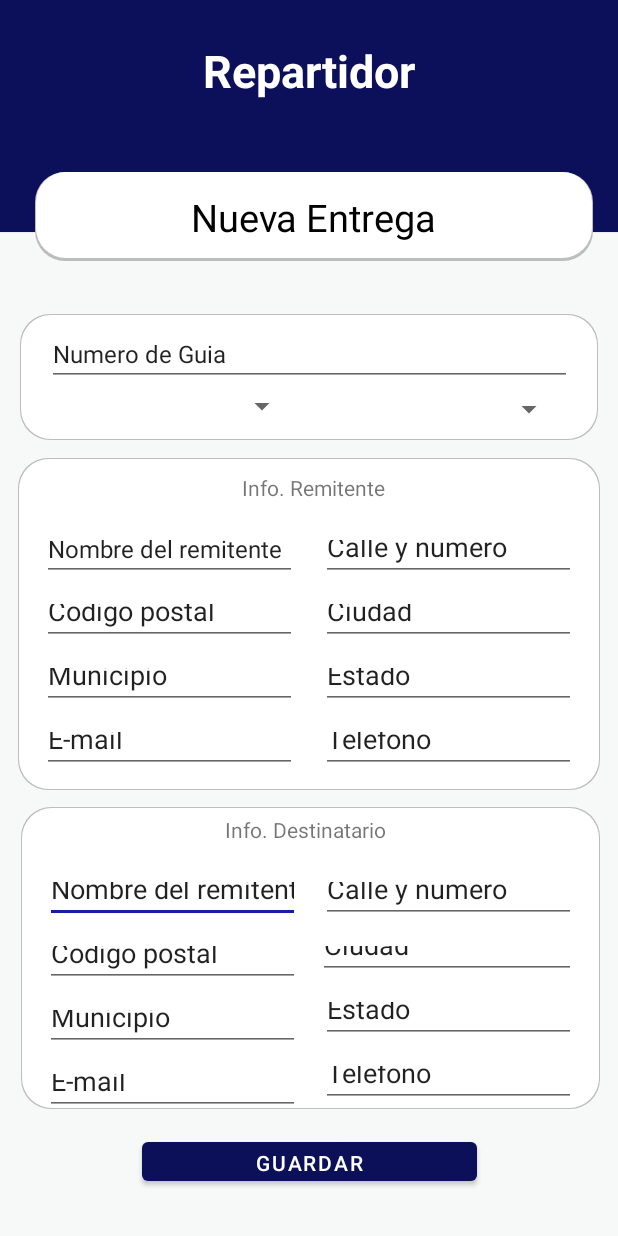
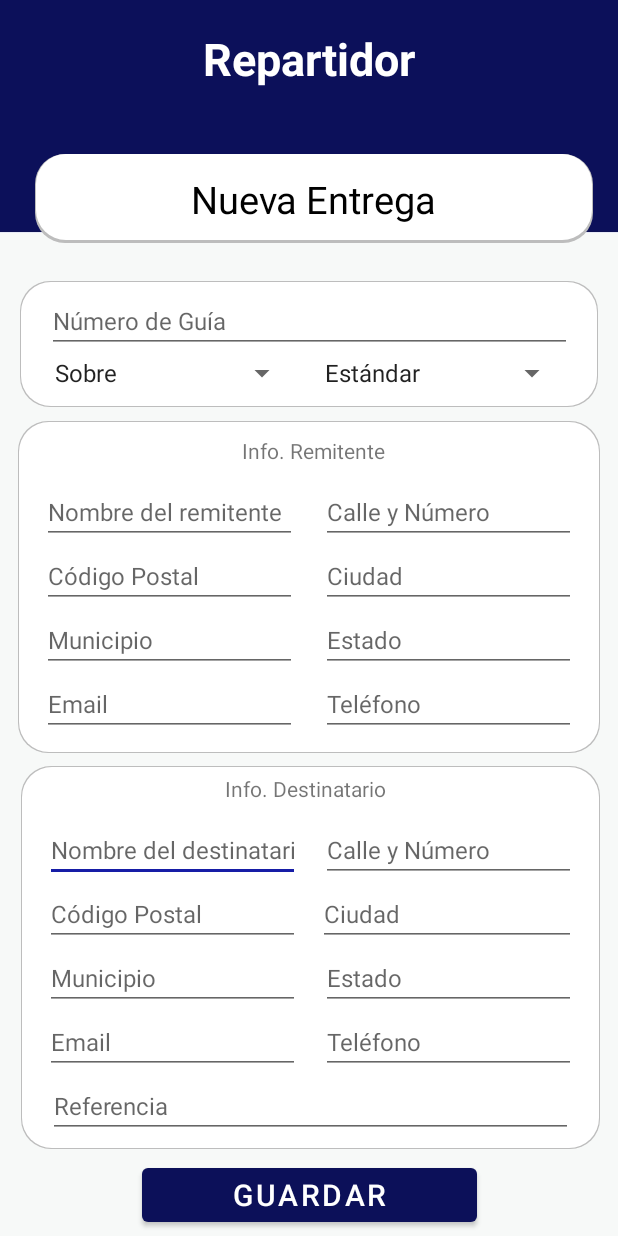
Before and after one commit to AlexSP15/Velox, an Android app: the Repartidor_NuevaEntrega screen opened directly, with no data from a screen before it, on a phone screen of 412 x 824 dp. Run offline under Robolectric (Android 15) with nearby library versions, the phone set to English and light mode, and no system bars; Roboto replaces fonts that are not available here.

Commit message:
Programacion Nueva Entrega

```diff
--- a/app/src/main/java/com/example/velox/Repartidor_NuevaEntrega.java
+++ b/app/src/main/java/com/example/velox/Repartidor_NuevaEntrega.java
@@ -3,12 +3,231 @@ package com.example.velox;
 import androidx.appcompat.app.AppCompatActivity;
 
 import android.os.Bundle;
+import android.view.View;
+import android.widget.AdapterView;
+import android.widget.ArrayAdapter;
+import android.widget.Button;
+import android.widget.EditText;
+import android.widget.Spinner;
+import android.widget.Toast;
+
+import com.google.gson.JsonObject;
+
+import okhttp3.MediaType;
+import okhttp3.RequestBody;
+import retrofit2.Call;
+import retrofit2.Callback;
+import retrofit2.Response;
+import retrofit2.Retrofit;
+import retrofit2.converter.scalars.ScalarsConverterFactory;
+import retrofit2.http.Body;
+import retrofit2.http.Field;
+import retrofit2.http.FormUrlEncoded;
+import retrofit2.http.Headers;
+import retrofit2.http.POST;
 
 public class Repartidor_NuevaEntrega extends AppCompatActivity {
+    private EditText numGuia, nomRem, calleRem, cpRem, ciudadRem, muniRem, estRem, emailRem, telRem;
+    private EditText referencia, nomDom, calleDom, cpDom, ciudadDom, muniDom, estDom, emailDom, telDom;
+    private Spinner tipoEnvio, tipoPaquete;
+    private Button btnGuardar;
+
+    String sBaseUrl = "http://192.168.32.50:4000";
+    String numGuiav, nomRemv, calleRemv, cpRemv, ciudadRemv, muniRemv, estRemv, emailRemv, telRemv;
+    String referenciav, nomDomv, calleDomv, cpDomv, ciudadDomv, muniDomv, estDomv, emailDomv, telDomv, itemEnvio, itemPaq;
 
     @Override
     protected void onCreate(Bundle savedInstanceState) {
         super.onCreate(savedInstanceState);
         setContentView(R.layout.activity_repartidor_nueva_entrega);
+        bindUI();
+
+        btnGuardar.setOnClickListener(new View.OnClickListener() {
+            @Override
+            public void onClick(View v) {
+                cargaData();
+                Destinatario destinatarioIngresado;
+                destinatarioIngresado = new Destinatario(nomDomv);
+                if (numGuiav.isEmpty() && cpDomv.isEmpty() && emailDomv.isEmpty() && estRemv.isEmpty()){
+                    Toast.makeText(Repartidor_NuevaEntrega.this, "Ingresa todos los datos", Toast.LENGTH_LONG).show();
+                } else {
+                    addEnvio();
+                }
+            }
+        });
+
     }
+
+    private void bindUI(){
+        numGuia = (EditText)findViewById(R.id.txtNumGuiaReP);
+        nomRem = (EditText)findViewById(R.id.txtNomRemitRep);
+        calleRem = (EditText)findViewById(R.id.txtCalleRemRep);
+        cpRem = (EditText) findViewById(R.id.txtCodPRemRep);
+        ciudadRem = (EditText)findViewById(R.id.txtCdRemRep);
+        muniRem = (EditText)findViewById(R.id.txtMunicRemRep);
+        estRem = (EditText)findViewById(R.id.txtEstadRemRep);
+        emailRem = (EditText) findViewById(R.id.txtEmailRemRep);
+        telRem = (EditText)findViewById(R.id.txtPhonRemRep);
+        nomDom = (EditText)findViewById(R.id.txtNomDesRep);
+        calleDom = (EditText)findViewById(R.id.txtCalleDesRep);
+        cpDom = (EditText) findViewById(R.id.txtCodPDesRep);
+        ciudadDom = (EditText)findViewById(R.id.txtCdDesRep);
+        muniDom = (EditText)findViewById(R.id.txtMunicDesRep);
+        estDom = (EditText)findViewById(R.id.txtEstadDesRep);
+        emailDom = (EditText) findViewById(R.id.txtEmailDesRep);
+        telDom = (EditText)findViewById(R.id.txtPhonDestRep);
+        referencia = (EditText)findViewById(R.id.txtReferenciaDesRep);
+
+        btnGuardar = (Button)findViewById(R.id.btnGuardarNewRep);
+
+        tipoEnvio = (Spinner)findViewById(R.id.spinner_TipoEnvioRep);
+        ArrayAdapter<CharSequence> adapter = ArrayAdapter.createFromResource(this, R.array.tenvios, android.R.layout.simple_spinner_item);
+        adapter.setDropDownViewResource(android.R.layout.simple_spinner_dropdown_item);
+        tipoEnvio.setAdapter(adapter);
+
+        tipoPaquete = (Spinner) findViewById(R.id.spinner_TipoPaqRep);
+        ArrayAdapter<CharSequence> adapter1 = ArrayAdapter.createFromResource(this, R.array.tpack, android.R.layout.simple_spinner_item);
+        adapter1.setDropDownViewResource(android.R.layout.simple_spinner_dropdown_item);
+        tipoPaquete.setAdapter(adapter1);
+    }
+
+    private void cargaData() {
+        numGuiav = numGuia.getText().toString();
+
+        nomRemv = nomRem.getText().toString();
+        calleRemv = calleRem.getText().toString();
+        cpRemv = cpRem.getText().toString();
+        ciudadRemv = ciudadRem.getText().toString();
+        muniRemv = muniRem.getText().toString();
+        estRemv = estRem.getText().toString();
+        telRemv = telRem.getText().toString();
+        emailRemv = emailRem.getText().toString();
+
+        nomDomv = nomDom.getText().toString();
+        calleDomv = calleDom.getText().toString();
+        cpDomv = cpDom.getText().toString();
+        ciudadDomv = ciudadDom.getText().toString();
+        muniDomv = muniDom.getText().toString();
+        estDomv = estDom.getText().toString();
+        emailDomv = emailDom.getText().toString();
+        telDomv = telDom.getText().toString();
+        referenciav = referencia.getText().toString();
+
+        itemEnvio = tipoEnvio.getSelectedItem().toString();
+        itemPaq = tipoPaquete.getSelectedItem().toString();
+    }
+
+    private interface postEnvio{
+        @Headers({"Content-Type: application/json"})
+        @POST("envios")
+        Call<String> STRING_CALL(
+                @Body RequestBody requestBody
+        );
+    }
+
+    private class Envio{
+        String numeroguia;
+        String tipopaquete;
+        String tipoenvio;
+        //RequestBody destinatario;
+    }
+
+    private class Destinatario{
+        String nombredestinatario;
+
+        public Destinatario() {
+        }
+
+        public Destinatario(String nombredestinatario) {
+            this.nombredestinatario = nombredestinatario;
+        }
+
+        public String getNombredestinatario() {
+            return nombredestinatario;
+        }
+
+        public void setNombredestinatario(String nombredestinatario) {
+            this.nombredestinatario = nombredestinatario;
+        }
+    }
+
+    private void addEnvio(){
+        Retrofit retrofit = new Retrofit.Builder()
+                .baseUrl(sBaseUrl)
+                .addConverterFactory(ScalarsConverterFactory.create())
+                .build();
+
+        Repartidor_NuevaEntrega.postEnvio envio = retrofit.create(Repartidor_NuevaEntrega.postEnvio.class);
+        JsonObject jsonObject = new JsonObject();
+        jsonObject.addProperty("numeroguia", numGuiav);
+        jsonObject.addProperty("tipopaquete", tipoPaquete.getSelectedItem().toString());
+        jsonObject.addProperty("tipoenvio", tipoEnvio.getSelectedItem().toString());
+
+        JsonObject remitenteJson = new JsonObject();
+        remitenteJson.addProperty("nombreremitente", nomRemv);
+        remitenteJson.addProperty("direccionremitente", calleRemv);
+        remitenteJson.addProperty("cpremitente", cpRemv);
+        remitenteJson.addProperty("ciudadremitente", ciudadRemv);
+        remitenteJson.addProperty("municipioremitente", muniRemv);
+        remitenteJson.addProperty("estadoremitente", estRemv);
+        remitenteJson.addProperty("emailremitente", emailRemv);
+        remitenteJson.addProperty("telefonoremitente", telRemv);
+        jsonObject.add("remitente", remitenteJson);
+
+        JsonObject destinatarioJson = new JsonObject();
+        destinatarioJson.addProperty("nombredestinatario", nomDomv);
+        destinatarioJson.addProperty("direcciondestinatario", calleDomv);
+        destinatarioJson.addProperty("cpdestinatario", cpDomv);
+        destinatarioJson.addProperty("ciudaddestinatario", ciudadDomv);
+        destinatarioJson.addProperty("municipiodestinatario", muniDomv);
+        destinatarioJson.addProperty("estadodestinatario", estDomv);
+        destinatarioJson.addProperty("emaildestinatario", emailDomv);
+        destinatarioJson.addProperty("telefonodestinatario", telDomv);
+        destinatarioJson.addProperty("referencia", referenciav);
+        jsonObject.add("destinatario", destinatarioJson);
+
+
+        // Convert JSONObject to String
+        String jsonObjectString = jsonObject.toString();
+        MediaType JSON = MediaType.get("application/json; charset=utf-8");
+
+        RequestBody requestBody = RequestBody.create(JSON, jsonObjectString);
+
+        Call<String> call = envio.STRING_CALL(requestBody);
+
+        call.enqueue(new Callback<String>() {
+            @Override
+            public void onResponse(Call<String> call, Response<String> response) {
+                String body = (String) response.body();
+                numGuia.getText().clear();
+                nomRem.getText().clear();
+                calleRem.getText().clear();
+                cpRem.getText().clear();
+                ciudadRem.getText().clear();
+                muniRem.getText().clear();
+                estRem.getText().clear();
+                telRem.getText().clear();
+                emailRem.getText().clear();
+
+                nomDom.getText().clear();
+                calleDom.getText().clear();
+                cpDom.getText().clear();
+                ciudadDom.getText().clear();
+                muniDom.getText().clear();
+                estDom.getText().clear();
+                emailDom.getText().clear();
+                telDom.getText().clear();
+                referencia.getText().clear();
+
+                Toast.makeText(Repartidor_NuevaEntrega.this, "Registro Exitoso", Toast.LENGTH_LONG).show();
+            }
+
+            @Override
+            public void onFailure(Call<String> call, Throwable t) {
+
+                String message = t.getMessage();
+            }
+        });
+    }
+
 }
--- a/app/src/main/res/layout/activity_repartidor_nueva_entrega.xml
+++ b/app/src/main/res/layout/activity_repartidor_nueva_entrega.xml
@@ -10,13 +10,15 @@
     <androidx.constraintlayout.widget.ConstraintLayout
         android:id="@+id/constraintLayout7"
         android:layout_width="386dp"
-        android:layout_height="201dp"
+        android:layout_height="255dp"
         android:layout_marginStart="13dp"
+        android:layout_marginTop="5dp"
         android:layout_marginEnd="12dp"
         android:layout_marginBottom="3dp"
         android:background="@drawable/card1"
         app:layout_constraintBottom_toTopOf="@+id/btnGuardarNewRep"
         app:layout_constraintEnd_toEndOf="parent"
+        app:layout_constraintHorizontal_bias="0.5"
         app:layout_constraintStart_toStartOf="parent"
         app:layout_constraintTop_toBottomOf="@+id/constraintLayout3">
 
@@ -42,8 +44,9 @@
             android:layout_marginTop="15dp"
             android:layout_marginBottom="10dp"
             android:ems="10"
+            android:hint="Nombre del destinatario"
             android:inputType="textPersonName"
-            android:text="Nombre del remitente"
+            android:textSize="16sp"
             app:layout_constraintBottom_toTopOf="@+id/txtCodPDesRep"
             app:layout_constraintStart_toStartOf="parent"
             app:layout_constraintTop_toBottomOf="@+id/textView6" />
@@ -56,8 +59,9 @@
             android:layout_marginEnd="16dp"
             android:layout_marginBottom="10dp"
             android:ems="10"
+            android:hint="Calle y Número"
             android:inputType="textPersonName"
-            android:text="Calle y numero"
+            android:textSize="16sp"
             app:layout_constraintBottom_toTopOf="@+id/txtCdDesRep"
             app:layout_constraintEnd_toEndOf="parent"
             app:layout_constraintTop_toBottomOf="@+id/textView6" />
@@ -69,20 +73,22 @@
             android:layout_marginStart="16dp"
             android:layout_marginTop="5dp"
             android:ems="10"
+            android:hint="Código Postal"
             android:inputType="number"
-            android:text="Codigo postal"
+            android:textSize="16sp"
             app:layout_constraintStart_toStartOf="parent"
             app:layout_constraintTop_toBottomOf="@+id/txtNomDesRep" />
 
         <EditText
             android:id="@+id/txtCdDesRep"
             android:layout_width="172dp"
-            android:layout_height="32dp"
+            android:layout_height="37dp"
             android:layout_marginTop="5dp"
             android:layout_marginEnd="16dp"
             android:ems="10"
+            android:hint="Ciudad"
             android:inputType="textPersonName"
-            android:text="Ciudad"
+            android:textSize="16sp"
             app:layout_constraintEnd_toEndOf="parent"
             app:layout_constraintTop_toBottomOf="@+id/txtCalleDesRep" />
 
@@ -93,8 +99,9 @@
             android:layout_marginStart="16dp"
             android:layout_marginTop="5dp"
             android:ems="10"
+            android:hint="Municipio"
             android:inputType="textPersonName"
-            android:text="Municipio"
+            android:textSize="16sp"
             app:layout_constraintStart_toStartOf="parent"
             app:layout_constraintTop_toBottomOf="@+id/txtCodPDesRep" />
 
@@ -105,8 +112,9 @@
             android:layout_marginTop="5dp"
             android:layout_marginEnd="16dp"
             android:ems="10"
+            android:hint="Estado"
             android:inputType="textPersonName"
-            android:text="Estado"
+            android:textSize="16sp"
             app:layout_constraintEnd_toEndOf="parent"
             app:layout_constraintTop_toBottomOf="@+id/txtCdDesRep" />
 
@@ -117,8 +125,9 @@
             android:layout_marginStart="16dp"
             android:layout_marginTop="5dp"
             android:ems="10"
+            android:hint="Email"
             android:inputType="textEmailAddress"
-            android:text="E-mail"
+            android:textSize="16sp"
             app:layout_constraintStart_toStartOf="parent"
             app:layout_constraintTop_toBottomOf="@+id/txtMunicDesRep" />
 
@@ -129,20 +138,36 @@
             android:layout_marginTop="5dp"
             android:layout_marginEnd="16dp"
             android:ems="10"
+            android:hint="Teléfono"
             android:inputType="phone"
-            android:text="Telefono"
+            android:textSize="16sp"
             app:layout_constraintEnd_toEndOf="parent"
             app:layout_constraintTop_toBottomOf="@+id/txtEstadDesRep" />
+
+        <EditText
+            android:id="@+id/txtReferenciaDesRep"
+            android:layout_width="350dp"
+            android:layout_height="37dp"
+            android:layout_marginTop="5dp"
+            android:ems="10"
+            android:hint="Referencia"
+            android:inputType="textPersonName"
+            android:textSize="16sp"
+            app:layout_constraintEnd_toEndOf="parent"
+            app:layout_constraintHorizontal_bias="0.5"
+            app:layout_constraintStart_toStartOf="parent"
+            app:layout_constraintTop_toBottomOf="@+id/txtEmailDesRep" />
     </androidx.constraintlayout.widget.ConstraintLayout>
 
     <androidx.constraintlayout.widget.ConstraintLayout
         android:id="@+id/constraintLayout6"
         android:layout_width="385dp"
         android:layout_height="84dp"
-        android:layout_marginTop="12dp"
+        android:layout_marginTop="16dp"
         android:background="@drawable/card1"
         app:layout_constraintBottom_toTopOf="@+id/constraintLayout3"
         app:layout_constraintEnd_toEndOf="parent"
+        app:layout_constraintHorizontal_bias="0.5"
         app:layout_constraintStart_toStartOf="parent"
         app:layout_constraintTop_toBottomOf="@+id/constraintLayout2">
 
@@ -154,8 +179,8 @@
             android:layout_marginTop="10dp"
             android:layout_marginEnd="15dp"
             android:ems="10"
+            android:hint="Número de Guía"
             android:inputType="textPersonName"
-            android:text="Numero de Guia"
             android:textSize="16sp"
             app:layout_constraintEnd_toEndOf="parent"
             app:layout_constraintHorizontal_bias="0.5"
@@ -168,6 +193,8 @@
             android:layout_height="23dp"
             android:layout_marginStart="15dp"
             android:layout_marginBottom="10dp"
+            android:entries="@array/tpack"
+            android:prompt="@string/spn_titlepack"
             app:layout_constraintBottom_toBottomOf="parent"
             app:layout_constraintStart_toStartOf="parent"
             app:layout_constraintTop_toBottomOf="@+id/txtNumGuiaReP" />
@@ -176,9 +203,10 @@
             android:id="@+id/spinner_TipoEnvioRep"
             android:layout_width="170dp"
             android:layout_height="22dp"
-            android:layout_marginTop="4dp"
-            android:layout_marginEnd="22dp"
+            android:layout_marginEnd="20dp"
             android:layout_marginBottom="10dp"
+            android:entries="@array/tenvios"
+            android:prompt="@string/spn_title"
             app:layout_constraintBottom_toBottomOf="parent"
             app:layout_constraintEnd_toEndOf="parent"
             app:layout_constraintTop_toBottomOf="@+id/txtNumGuiaReP" />
@@ -189,8 +217,8 @@
         android:id="@+id/constraintLayout2"
         android:layout_width="372dp"
         android:layout_height="59dp"
-        android:layout_marginTop="36dp"
-        android:layout_marginBottom="12dp"
+        android:layout_marginTop="40dp"
+        android:layout_marginBottom="6dp"
         android:background="@drawable/card"
         app:layout_constraintBottom_toTopOf="@+id/constraintLayout6"
         app:layout_constraintEnd_toEndOf="parent"
@@ -234,9 +262,11 @@
         android:id="@+id/constraintLayout3"
         android:layout_width="388dp"
         android:layout_height="221dp"
+        android:layout_marginTop="5dp"
         android:background="@drawable/card1"
         app:layout_constraintBottom_toTopOf="@+id/constraintLayout7"
         app:layout_constraintEnd_toEndOf="parent"
+        app:layout_constraintHorizontal_bias="0.5"
         app:layout_constraintStart_toStartOf="parent"
         app:layout_constraintTop_toBottomOf="@+id/constraintLayout6"
         app:layout_constraintVertical_bias="1.0">
@@ -264,8 +294,8 @@
             android:layout_marginTop="15dp"
             android:layout_marginBottom="10dp"
             android:ems="10"
+            android:hint="Nombre del remitente"
             android:inputType="textPersonName"
-            android:text="Nombre del remitente"
             android:textSize="16sp"
             app:layout_constraintBottom_toTopOf="@+id/txtCodPRemRep"
             app:layout_constraintStart_toStartOf="parent"
@@ -278,8 +308,9 @@
             android:layout_marginStart="16dp"
             android:layout_marginTop="5dp"
             android:ems="10"
+            android:hint="Municipio"
             android:inputType="textPersonName"
-            android:text="Municipio"
+            android:textSize="16sp"
             app:layout_constraintStart_toStartOf="parent"
             app:layout_constraintTop_toBottomOf="@+id/txtCodPRemRep" />
 
@@ -291,8 +322,9 @@
             android:layout_marginEnd="16dp"
             android:layout_marginBottom="10dp"
             android:ems="10"
+            android:hint="Calle y Número"
             android:inputType="textPersonName"
-            android:text="Calle y numero"
+            android:textSize="16sp"
             app:layout_constraintBottom_toTopOf="@+id/txtCdRemRep"
             app:layout_constraintEnd_toEndOf="parent"
             app:layout_constraintTop_toBottomOf="@+id/textView5" />
@@ -304,8 +336,9 @@
             android:layout_marginTop="5dp"
             android:layout_marginEnd="16dp"
             android:ems="10"
+            android:hint="Ciudad"
             android:inputType="textPersonName"
-            android:text="Ciudad"
+            android:textSize="16sp"
             app:layout_constraintEnd_toEndOf="parent"
             app:layout_constraintTop_toBottomOf="@+id/txtCalleRemRep" />
 
@@ -316,8 +349,9 @@
             android:layout_marginTop="5dp"
             android:layout_marginEnd="16dp"
             android:ems="10"
+            android:hint="Estado"
             android:inputType="textPersonName"
-            android:text="Estado"
+            android:textSize="16sp"
             app:layout_constraintEnd_toEndOf="parent"
             app:layout_constraintTop_toBottomOf="@+id/txtCdRemRep" />
 
@@ -328,8 +362,9 @@
             android:layout_marginStart="16dp"
             android:layout_marginTop="5dp"
             android:ems="10"
+            android:hint="Código Postal"
             android:inputType="number"
-            android:text="Codigo postal"
+            android:textSize="16sp"
             app:layout_constraintStart_toStartOf="parent"
             app:layout_constraintTop_toBottomOf="@+id/txtNomRemitRep" />
 
@@ -340,8 +375,9 @@
             android:layout_marginStart="16dp"
             android:layout_marginTop="5dp"
             android:ems="10"
+            android:hint="Email"
             android:inputType="textEmailAddress"
-            android:text="E-mail"
+            android:textSize="16sp"
             app:layout_constraintStart_toStartOf="parent"
             app:layout_constraintTop_toBottomOf="@+id/txtMunicRemRep" />
 
@@ -352,8 +388,9 @@
             android:layout_marginTop="5dp"
             android:layout_marginEnd="16dp"
             android:ems="10"
+            android:hint="Teléfono"
             android:inputType="phone"
-            android:text="Telefono"
+            android:textSize="16sp"
             app:layout_constraintEnd_toEndOf="parent"
             app:layout_constraintTop_toBottomOf="@+id/txtEstadRemRep" />
     </androidx.constraintlayout.widget.ConstraintLayout>
@@ -361,12 +398,11 @@
     <Button
         android:id="@+id/btnGuardarNewRep"
         android:layout_width="223dp"
-        android:layout_height="38dp"
+        android:layout_height="wrap_content"
         android:layout_marginStart="94dp"
-        android:layout_marginTop="1dp"
         android:layout_marginEnd="94dp"
-        android:layout_marginBottom="19dp"
         android:text="Guardar"
+        android:textSize="20sp"
         app:layout_constraintBottom_toBottomOf="parent"
         app:layout_constraintEnd_toEndOf="parent"
         app:layout_constraintStart_toStartOf="parent"
--- a/app/src/main/res/values/strings.xml
+++ b/app/src/main/res/values/strings.xml
@@ -2,4 +2,16 @@
     <string name="app_name">Velox</string>
     <!-- TODO: Remove or change this placeholder text -->
     <string name="hello_blank_fragment">Hello blank fragment</string>
+
+    <string name="spn_title">Tipo de Envío</string>
+    <string-array name="tenvios">
+        <item>Estándar</item>
+        <item>Express</item>
+    </string-array>
+
+    <string name="spn_titlepack">Tipo de Paquete</string>
+    <string-array name="tpack">
+        <item>Sobre</item>
+        <item>Caja</item>
+    </string-array>
 </resources>
```
